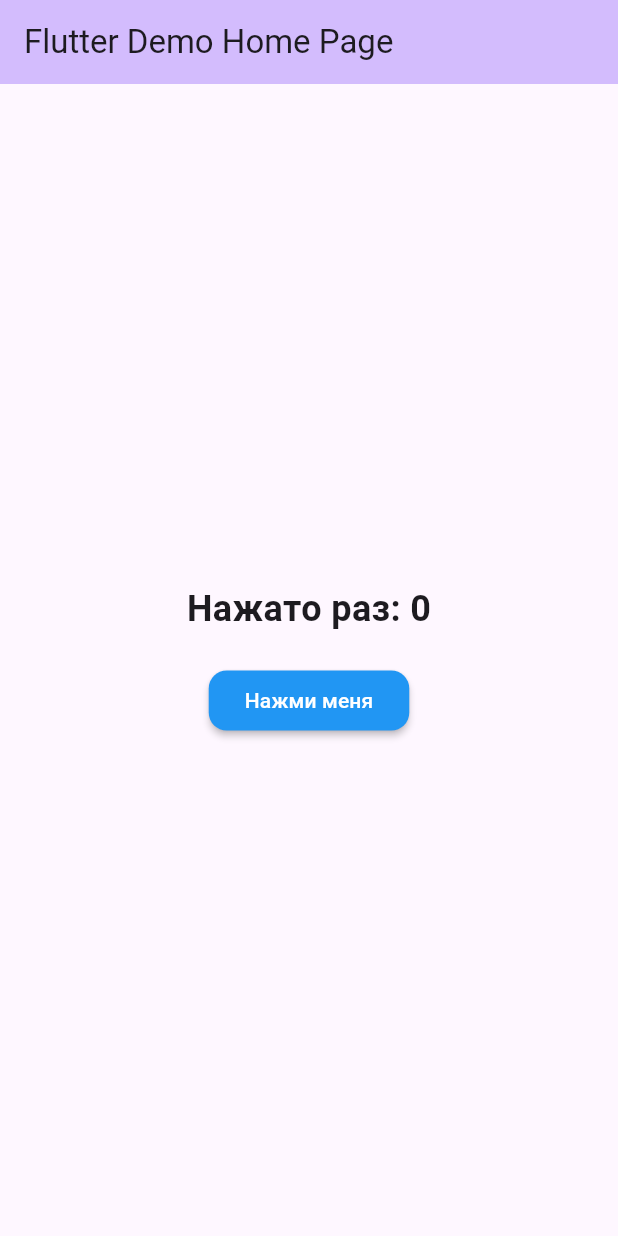
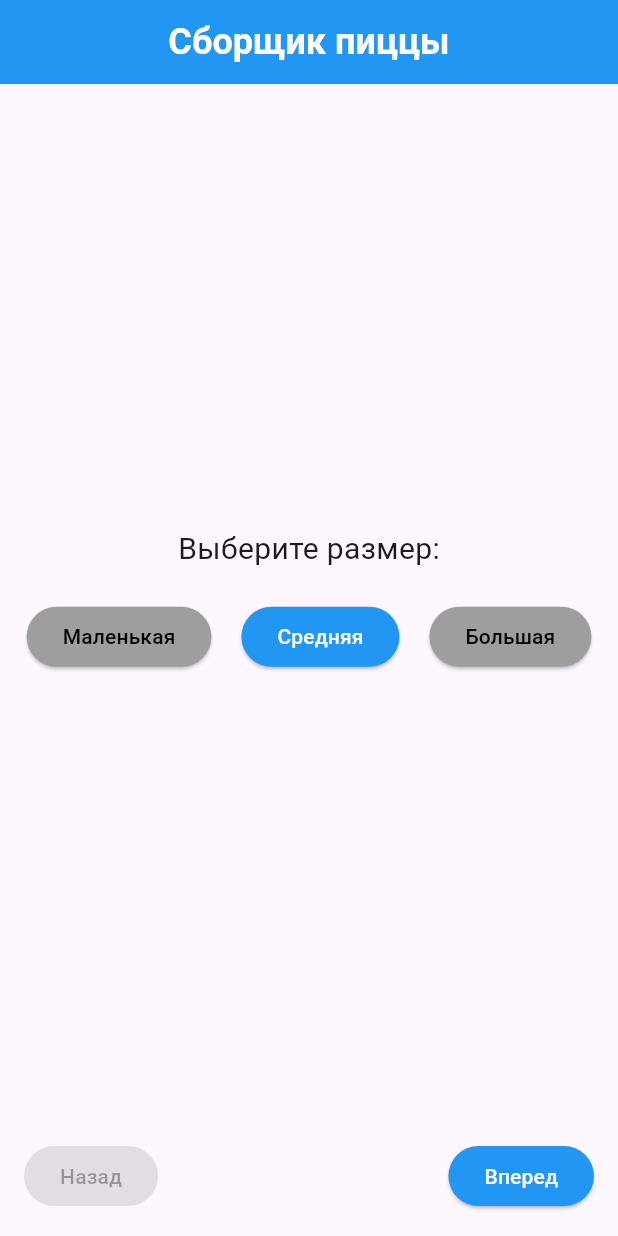
Before and after one commit to ritarolland/flutter_practices, a Flutter app: the screen it shows after launch, on a phone screen of 412 x 824 dp. Run offline on Flutter 3.47's test engine with Material 3 defaults, Android fonts, the phone set to English and light mode, and no system bars.

Commit message:
Сборщик пиццы

```diff
--- a/lib/main.dart
+++ b/lib/main.dart
@@ -1,4 +1,9 @@
 import 'package:flutter/material.dart';
+import 'package:practice1/size_selector.dart';
+import 'package:practice1/toppings_selector.dart';
+import 'dough_selector.dart';
+import 'extra_options.dart';
+import 'order_summary.dart';
 
 void main() {
   runApp(const MyApp());
@@ -14,72 +19,97 @@ class MyApp extends StatelessWidget {
       theme: ThemeData(
         colorScheme: ColorScheme.fromSeed(seedColor: Colors.deepPurple),
       ),
-      home: const MyHomePage(title: 'Flutter Demo Home Page'),
+      home: const PizzaApp(),
     );
   }
 }
 
-class MyHomePage extends StatefulWidget {
-  const MyHomePage({super.key, required this.title});
-
-  final String title;
+class PizzaApp extends StatefulWidget {
+  const PizzaApp({super.key});
 
   @override
-  State<MyHomePage> createState() => _MyHomePageState();
+  State<PizzaApp> createState() => _PizzaAppState();
 }
 
-class SimpleCounter extends StatefulWidget {
-  const SimpleCounter({super.key});
+class _PizzaAppState extends State<PizzaApp> {
+  int _currentScreen = 0;
 
-  @override
-  State<SimpleCounter> createState() => _SimpleCounterState();
-}
-
-class _SimpleCounterState extends State<SimpleCounter> {
-  int _count = 0;
-
-  void _increment() {
-    setState(() {
-      _count++;
-    });
-  }
+  String _selectedSize = 'Средняя';
+  String _selectedDough = 'Тонкое';
+  List<String> _selectedToppings = [];
+  bool _urgent = false;
 
   @override
   Widget build(BuildContext context) {
-    return Column(
-      mainAxisAlignment: MainAxisAlignment.center,
-      children: [
-        Text(
-          'Нажато раз: $_count',
-          style: const TextStyle(fontSize: 24, fontWeight: FontWeight.bold),
+    final List<Widget> screens = [
+      SizeSelector(
+        selectedSize: _selectedSize,
+        onSizeChanged: (size) => setState(() => _selectedSize = size),
+      ),
+      DoughSelector(
+        selectedDough: _selectedDough,
+        onDoughChanged: (dough) => setState(() => _selectedDough = dough),
+      ),
+      ToppingsSelector(
+        selectedToppings: _selectedToppings,
+        onToppingsChanged: (toppings) =>
+            setState(() => _selectedToppings = toppings),
+      ),
+      ExtraOptions(
+        urgent: _urgent,
+        onUrgentChanged: (urgent) => setState(() => _urgent = urgent),
+      ),
+      OrderSummary(
+        size: _selectedSize,
+        dough: _selectedDough,
+        toppings: _selectedToppings,
+        urgent: _urgent,
+      ),
+    ];
+
+    return Scaffold(
+      appBar: AppBar(
+        title: Text(
+          'Сборщик пиццы',
+          style: TextStyle(
+            fontSize: 24,
+            fontWeight: FontWeight.bold,
+            color: Colors.white,
+          ),
         ),
-        const SizedBox(height: 20),
-        ElevatedButton(
-          onPressed: _increment,
-          style: ButtonStyle(
-            backgroundColor: WidgetStateProperty.all(Colors.blue),
-            foregroundColor: WidgetStateProperty.all(Colors.white),
-            elevation: WidgetStateProperty.all(2),
-            shape: WidgetStateProperty.all(
-              RoundedRectangleBorder(borderRadius: BorderRadius.circular(12)),
+        centerTitle: true,
+        backgroundColor: Colors.blue,
+      ),
+      body: Center(child: screens[_currentScreen]),
+      bottomNavigationBar: BottomAppBar(
+        color: Colors.transparent,
+        child: Row(
+          mainAxisAlignment: MainAxisAlignment.spaceAround,
+          children: [
+            ElevatedButton(
+              onPressed: _currentScreen > 0
+                  ? () => setState(() => _currentScreen--)
+                  : null,
+              style: ElevatedButton.styleFrom(
+                backgroundColor: Colors.blue,
+                foregroundColor: Colors.white,
+              ),
+              child: Text('Назад'),
             ),
-          ),
-          child: const Text('Нажми меня'),
+            Spacer(),
+            ElevatedButton(
+              onPressed: _currentScreen < screens.length - 1
+                  ? () => setState(() => _currentScreen++)
+                  : null,
+              style: ElevatedButton.styleFrom(
+                backgroundColor: Colors.blue,
+                foregroundColor: Colors.white,
+              ),
+              child: Text('Вперед'),
+            ),
+          ],
         ),
-      ],
+      ),
     );
   }
 }
-
-class _MyHomePageState extends State<MyHomePage> {
-  @override
-  Widget build(BuildContext context) {
-    return Scaffold(
-      appBar: AppBar(
-        backgroundColor: Theme.of(context).colorScheme.inversePrimary,
-        title: Text(widget.title),
-      ),
-      body: Center(child: SimpleCounter()),
-    );
-  }
-}
--- /dev/null
+++ b/lib/size_selector.dart
@@ -0,0 +1,57 @@
+import 'package:flutter/material.dart';
+
+class SizeSelector extends StatefulWidget {
+  final String selectedSize;
+  final Function(String) onSizeChanged;
+
+  const SizeSelector({
+    super.key,
+    required this.selectedSize,
+    required this.onSizeChanged,
+  });
+
+  @override
+  State<SizeSelector> createState() => _SizeSelectorState();
+}
+
+class _SizeSelectorState extends State<SizeSelector> {
+  @override
+  Widget build(BuildContext context) {
+    return Column(
+      mainAxisAlignment: MainAxisAlignment.center,
+      crossAxisAlignment: CrossAxisAlignment.center,
+      children: [
+        Text('Выберите размер:', style: TextStyle(fontSize: 20)),
+        SizedBox(height: 20),
+        Row(
+          mainAxisAlignment: MainAxisAlignment.center,
+          children: [
+            _buildSizeButton('Маленькая'),
+            SizedBox(width: 20),
+            _buildSizeButton('Средняя'),
+            SizedBox(width: 20),
+            _buildSizeButton('Большая'),
+          ],
+        ),
+      ],
+    );
+  }
+
+  Widget _buildSizeButton(String size) {
+    return ElevatedButton(
+      onPressed: () {
+        widget.onSizeChanged(size);
+        setState(() {});
+      },
+      style: ElevatedButton.styleFrom(
+        backgroundColor: widget.selectedSize == size
+            ? Colors.blue
+            : Colors.grey,
+        foregroundColor: widget.selectedSize == size
+            ? Colors.white
+            : Colors.black,
+      ),
+      child: Text(size),
+    );
+  }
+}
```
Also changed, not shown: lib/dough_selector.dart (added, +57 -0 lines), lib/extra_options.dart (added, +72 -0 lines), lib/order_summary.dart (added, +56 -0 lines), lib/toppings_selector.dart (added, +77 -0 lines).
